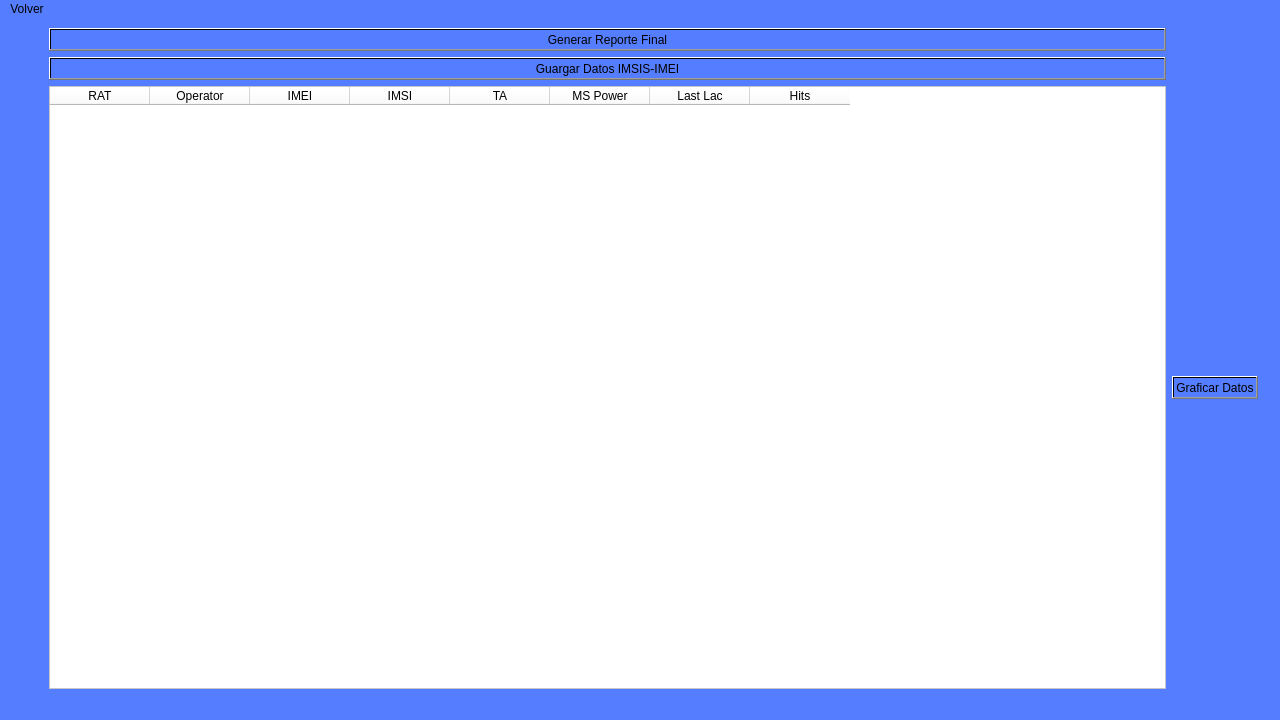
Qt form Interfaz/UI/VistaAnalisisDatos.ui (Dumaru/ExcelReports) before a commit.
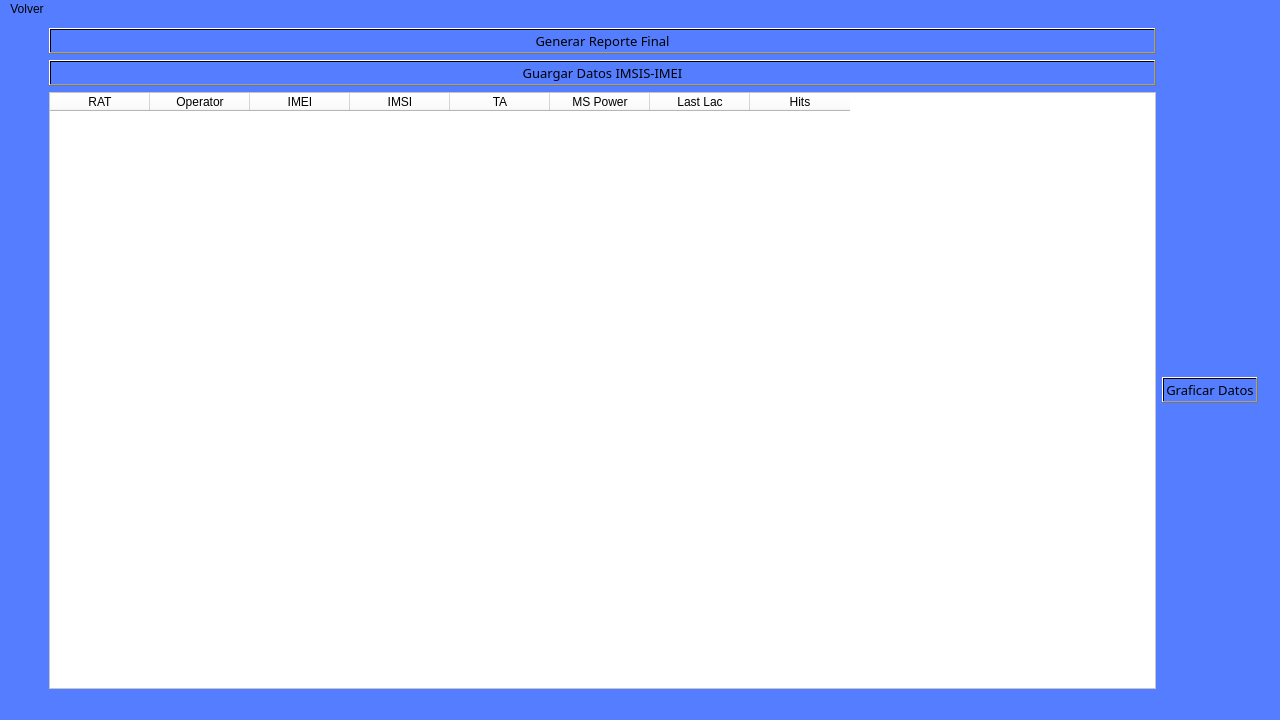
The same form after that commit. Icons and pictures are not drawn.

```diff
--- a/Interfaz/UI/VistaAnalisisDatos.ui
+++ b/Interfaz/UI/VistaAnalisisDatos.ui
@@ -34,14 +34,53 @@
      <layout class="QGridLayout" name="gridLayout">
       <item row="3" column="0">
        <layout class="QGridLayout" name="gridLayout_5">
-        <item row="1" column="0">
+        <item row="2" column="0">
          <widget class="QPushButton" name="pushButtonGuardarDatosIMISISIMEI">
+          <property name="font">
+           <font>
+            <family>Corbel</family>
+            <pointsize>10</pointsize>
+           </font>
+          </property>
           <property name="text">
            <string>Guargar Datos IMSIS-IMEI</string>
           </property>
+          <property name="icon">
+           <iconset>
+            <normaloff>icons8-añadir-libro-100.png</normaloff>icons8-añadir-libro-100.png</iconset>
+          </property>
+          <property name="iconSize">
+           <size>
+            <width>30</width>
+            <height>30</height>
+           </size>
+          </property>
          </widget>
         </item>
-        <item row="3" column="0">
+        <item row="4" column="1">
+         <widget class="QPushButton" name="pushButtonGraficar">
+          <property name="font">
+           <font>
+            <family>Corbel</family>
+            <pointsize>10</pointsize>
+           </font>
+          </property>
+          <property name="text">
+           <string>Graficar Datos</string>
+          </property>
+          <property name="icon">
+           <iconset>
+            <normaloff>20803.png</normaloff>20803.png</iconset>
+          </property>
+          <property name="iconSize">
+           <size>
+            <width>30</width>
+            <height>30</height>
+           </size>
+          </property>
+         </widget>
+        </item>
+        <item row="4" column="0">
          <widget class="QTableWidget" name="tableWidgetVerDatosFiltrados">
           <property name="styleSheet">
            <string notr="true">background-color: rgb(255, 255, 255);</string>
@@ -94,17 +133,26 @@
           </column>
          </widget>
         </item>
-        <item row="0" column="0">
+        <item row="1" column="0">
          <widget class="QPushButton" name="pushButtonGuardarReporte">
+          <property name="font">
+           <font>
+            <family>Corbel</family>
+            <pointsize>10</pointsize>
+           </font>
+          </property>
           <property name="text">
            <string>Generar Reporte Final</string>
           </property>
-         </widget>
-        </item>
-        <item row="3" column="1">
-         <widget class="QPushButton" name="pushButtonGraficar">
-          <property name="text">
-           <string>Graficar Datos</string>
+          <property name="icon">
+           <iconset>
+            <normaloff>icons8-añadir-libro-100.png</normaloff>icons8-añadir-libro-100.png</iconset>
+          </property>
+          <property name="iconSize">
+           <size>
+            <width>30</width>
+            <height>30</height>
+           </size>
           </property>
          </widget>
         </item>
```
Left out of the diff: 2 changed lines with no effect on the pictures.
